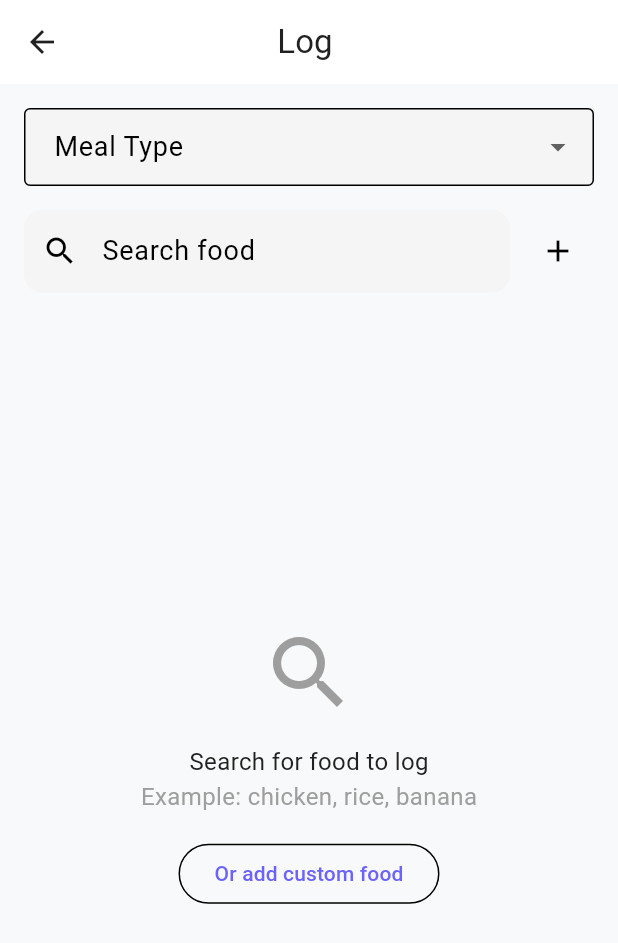
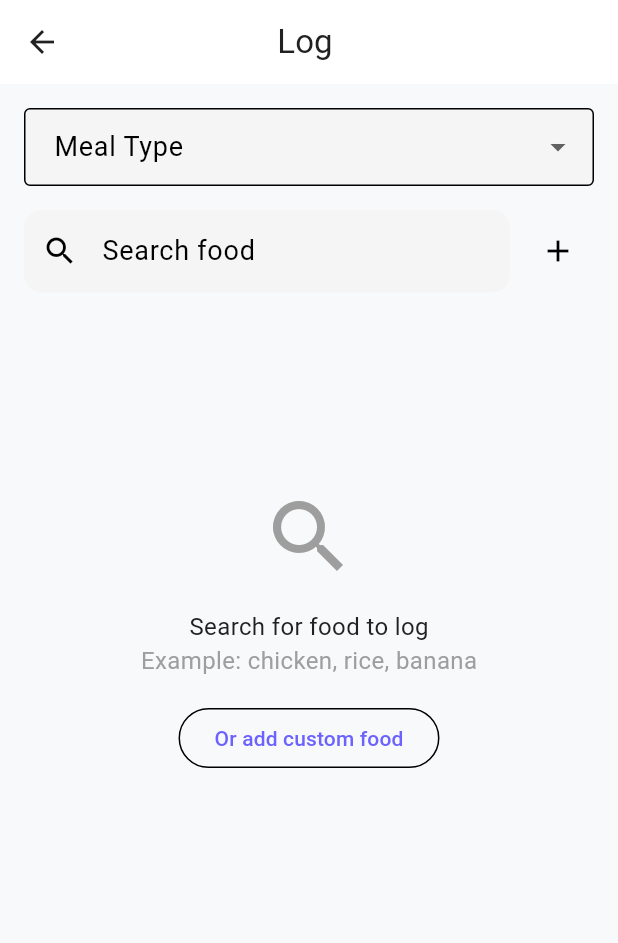
Before and after one commit to sovanndevid/Capstone_Project-Fitness_Flex, a Flutter app: the MealLogPage screen opened directly with empty values, on a phone screen of 412 x 824 dp. Shown: the top 943 px of the screen. Run offline on Flutter 3.47's test engine with Material 3 defaults, Android fonts, the phone set to English and light mode, and no system bars; our stand-ins replace camera, image_picker, percent_indicator; missing offline and left inert: google_mlkit_pose_detection.

Commit message:
meal overlay fix

```diff
--- a/fitness_flex_app/lib/presentation/pages/meal_log_page.dart
+++ b/fitness_flex_app/lib/presentation/pages/meal_log_page.dart
@@ -175,32 +175,31 @@ class _MealLogPageState extends State<MealLogPage> {
       ),
       body: Padding(
   padding: const EdgeInsets.all(16),
+  child: SingleChildScrollView(
     child: Column(
+      crossAxisAlignment: CrossAxisAlignment.start,
       children: [
+        // Meal type dropdown
         DropdownButtonFormField<String>(
           value: _selectedMealType,
           decoration: const InputDecoration(
             labelText: 'Meal Type',
             border: OutlineInputBorder(),
           ),
-              items: [
-                'breakfast',
-                'lunch',
-                'dinner',
-                'snack',
-              ].map((type) => DropdownMenuItem(
+          items: ['breakfast', 'lunch', 'dinner', 'snack']
+              .map((type) => DropdownMenuItem(
                     value: type,
                     child: Text(type.capitalize()),
-              )).toList(),
+                  ))
+              .toList(),
           onChanged: (value) {
             if (value != null) {
-                  setState(() {
-                    _selectedMealType = value;
-                  });
+              setState(() => _selectedMealType = value);
             }
           },
         ),
         const SizedBox(height: 16),
+
         // Search Bar and Custom Food Button
         Row(
           children: [
@@ -215,7 +214,7 @@ class _MealLogPageState extends State<MealLogPage> {
                           icon: const Icon(Icons.clear),
                           onPressed: () {
                             _searchController.clear();
-                                _searchResults = [];
+                            setState(() => _searchResults = []);
                           },
                         )
                       : null,
@@ -232,19 +231,21 @@ class _MealLogPageState extends State<MealLogPage> {
                     : null,
               ),
               onPressed: _toggleCustomFoodForm,
-                  tooltip: _showCustomFoodForm
-                      ? 'Search food'
-                      : 'Add custom food',
+              tooltip:
+                  _showCustomFoodForm ? 'Search food' : 'Add custom food',
             ),
           ],
         ),
         const SizedBox(height: 20),
 
-            // Custom Food Form (when enabled)
+        // Custom Food Form
         if (_showCustomFoodForm) _buildCustomFoodForm(),
 
-            // Search Results or Selected Food
-            Expanded(
+        // Search Results or Food Details
+        ConstrainedBox(
+          constraints: BoxConstraints(
+            maxHeight: MediaQuery.of(context).size.height * 0.5,
+          ),
           child: _selectedFood == null && !_showCustomFoodForm
               ? _buildSearchResults()
               : _selectedFood != null
@@ -252,7 +253,7 @@ class _MealLogPageState extends State<MealLogPage> {
                   : const SizedBox(),
         ),
 
-            // Log Button (only show when food is selected or custom form is filled)
+        // Log Button
         if (_selectedFood != null || _showCustomFoodForm) ...[
           const SizedBox(height: 20),
           SizedBox(
@@ -264,6 +265,7 @@ class _MealLogPageState extends State<MealLogPage> {
           ),
         ],
       ],
+    ),
   ),
 ),
     );
```
Lines whose indentation alone changed are shown as unchanged.
